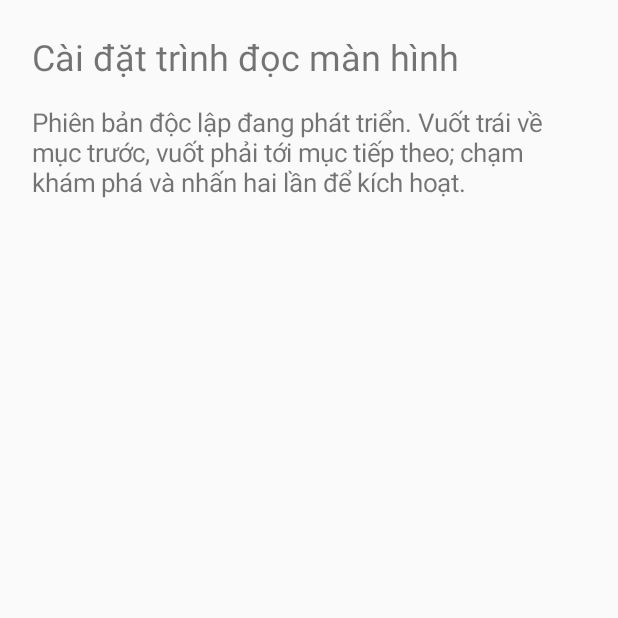
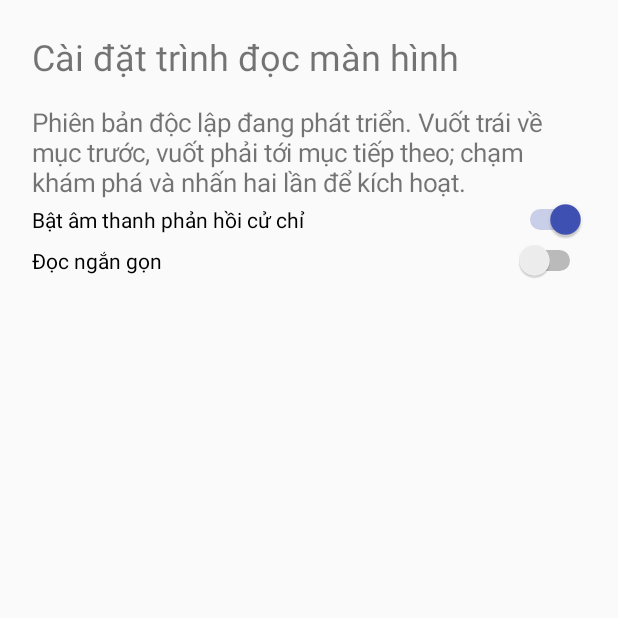
Before and after one commit to dov54028-beep/trinh-doc-man-hinh-android-10, an Android app: the screen it shows after launch (ReaderSettingsActivity), after a tap on "MỞ CÀI ĐẶT TRÌNH ĐỌC MÀN HÌNH", on a phone screen of 412 x 824 dp, the top half of it. Run offline under Robolectric (Android 15) with nearby library versions, the phone set to English and light mode, and no system bars.

Commit message:
feat: improve reader compatibility and preferences

```diff
--- a/app/build.gradle
+++ b/app/build.gradle
@@ -1,5 +1,5 @@
 plugins { id 'com.android.application' }
 
 android { namespace 'com.vuong.reader'; compileSdk 36
-    defaultConfig { applicationId 'com.vuong.reader.android10'; minSdk 26; targetSdk 30; versionCode 3; versionName '0.3.0' }
+    defaultConfig { applicationId 'com.vuong.reader.android10'; minSdk 26; targetSdk 30; versionCode 4; versionName '0.3.1' }
 }
--- a/app/src/main/java/com/vuong/reader/MainActivity.java
+++ b/app/src/main/java/com/vuong/reader/MainActivity.java
@@ -11,7 +11,7 @@ import android.widget.LinearLayout;
 import android.widget.TextView;
 
 public class MainActivity extends Activity {
-    private static final int CURRENT_VERSION_CODE = 3;
+    private static final int CURRENT_VERSION_CODE = 4;
     private TextView status;
     private TextView updateStatus;
     private Button downloadUpdate;
@@ -41,6 +41,10 @@ public class MainActivity extends Activity {
         test.setText(R.string.test_tts);
         test.setOnClickListener(v -> ScreenReaderService.speakFromTest("Đây là bản thử nghiệm của trình đọc màn hình Android 10."));
         root.addView(test);
+        Button repeat = new Button(this);
+        repeat.setText(R.string.repeat_current);
+        repeat.setOnClickListener(v -> ScreenReaderService.repeatCurrent());
+        root.addView(repeat);
         updateStatus = new TextView(this);
         updateStatus.setText(R.string.update_checking);
         updateStatus.setTextSize(16);
--- a/app/src/main/java/com/vuong/reader/ReaderSettingsActivity.java
+++ b/app/src/main/java/com/vuong/reader/ReaderSettingsActivity.java
@@ -4,6 +4,7 @@ import android.app.Activity;
 import android.os.Bundle;
 import android.view.Gravity;
 import android.widget.LinearLayout;
+import android.widget.Switch;
 import android.widget.TextView;
 
 public class ReaderSettingsActivity extends Activity {
@@ -22,6 +23,18 @@ public class ReaderSettingsActivity extends Activity {
         info.setTextSize(17);
         info.setPadding(0, 24, 0, 0);
         root.addView(info);
+        Switch earcons = new Switch(this);
+        earcons.setText(R.string.settings_earcons);
+        earcons.setChecked(getSharedPreferences("reader", MODE_PRIVATE).getBoolean("earcons", true));
+        earcons.setOnCheckedChangeListener((button, checked) -> getSharedPreferences("reader", MODE_PRIVATE)
+                .edit().putBoolean("earcons", checked).apply());
+        root.addView(earcons);
+        Switch compact = new Switch(this);
+        compact.setText(R.string.settings_compact_speech);
+        compact.setChecked(getSharedPreferences("reader", MODE_PRIVATE).getBoolean("compactSpeech", false));
+        compact.setOnCheckedChangeListener((button, checked) -> getSharedPreferences("reader", MODE_PRIVATE)
+                .edit().putBoolean("compactSpeech", checked).apply());
+        root.addView(compact);
         setContentView(root);
     }
 }
--- a/app/src/main/res/values/strings.xml
+++ b/app/src/main/res/values/strings.xml
@@ -12,6 +12,9 @@
     <string name="recents">Ứng dụng gần đây</string>
     <string name="settings_title">Cài đặt trình đọc màn hình</string>
     <string name="settings_info">Phiên bản độc lập đang phát triển. Vuốt trái về mục trước, vuốt phải tới mục tiếp theo; chạm khám phá và nhấn hai lần để kích hoạt.</string>
+    <string name="settings_earcons">Bật âm thanh phản hồi cử chỉ</string>
+    <string name="settings_compact_speech">Đọc ngắn gọn</string>
+    <string name="repeat_current">Đọc lại mục hiện tại</string>
     <string name="update_server_url">https://readerhub-gjanmfcw.manus.space/api/update/latest</string>
     <string name="update_checking">Đang kiểm tra bản cập nhật…</string>
     <string name="update_latest">Bạn đang dùng bản mới nhất.</string>
```
Also changed, not shown: app/src/main/java/com/vuong/reader/ScreenReaderService.java (+14 -2 lines), 3 other files.
